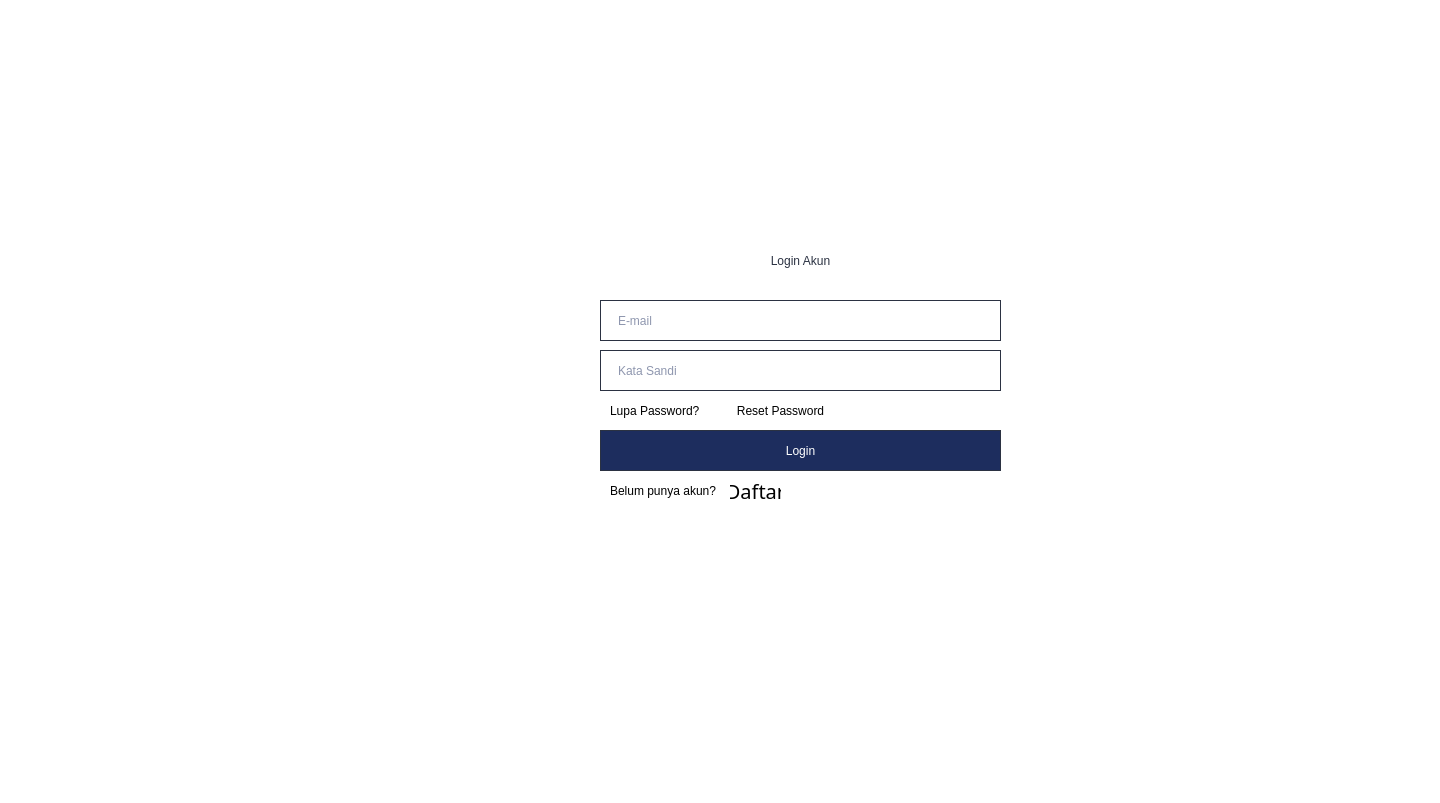
First picture: the form in login.ui, repository stellaribli/Tuciwir, before the edit.
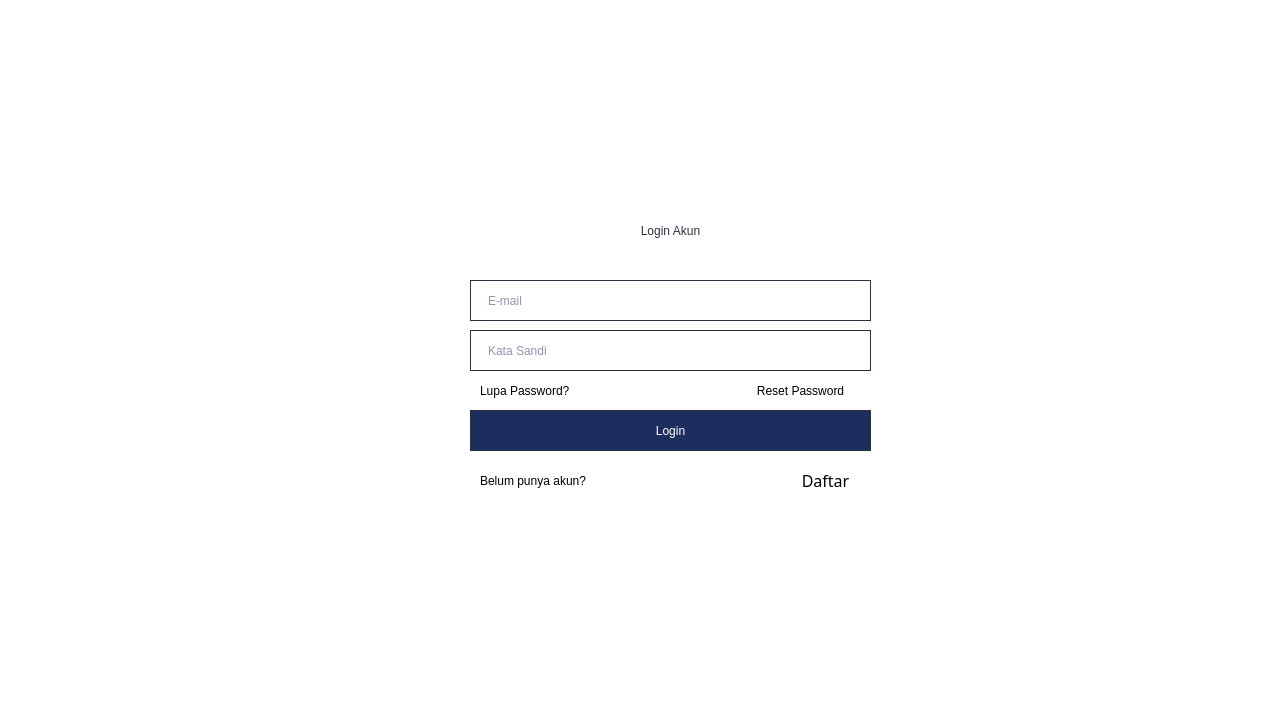
Second picture: the form after the edit.

Diff of the .ui file:
```diff
--- a/login.ui
+++ b/login.ui
@@ -6,8 +6,8 @@
    <rect>
     <x>0</x>
     <y>0</y>
-    <width>1440</width>
-    <height>803</height>
+    <width>1280</width>
+    <height>720</height>
    </rect>
   </property>
   <property name="windowTitle">
@@ -19,10 +19,10 @@
   <widget class="QLabel" name="label">
    <property name="geometry">
     <rect>
-     <x>670</x>
-     <y>240</y>
+     <x>540</x>
+     <y>200</y>
      <width>261</width>
-     <height>41</height>
+     <height>61</height>
     </rect>
    </property>
    <property name="styleSheet">
@@ -39,8 +39,8 @@
   <widget class="QLineEdit" name="email">
    <property name="geometry">
     <rect>
-     <x>600</x>
-     <y>300</y>
+     <x>470</x>
+     <y>280</y>
      <width>401</width>
      <height>41</height>
     </rect>
@@ -65,8 +65,8 @@
   <widget class="QLineEdit" name="password">
    <property name="geometry">
     <rect>
-     <x>600</x>
-     <y>350</y>
+     <x>470</x>
+     <y>330</y>
      <width>401</width>
      <height>41</height>
     </rect>
@@ -94,8 +94,8 @@
   <widget class="QPushButton" name="loginbutton">
    <property name="geometry">
     <rect>
-     <x>600</x>
-     <y>430</y>
+     <x>470</x>
+     <y>410</y>
      <width>401</width>
      <height>41</height>
     </rect>
@@ -120,9 +120,9 @@
   <widget class="QLabel" name="label_4">
    <property name="geometry">
     <rect>
-     <x>610</x>
-     <y>480</y>
-     <width>111</width>
+     <x>480</x>
+     <y>470</y>
+     <width>161</width>
      <height>21</height>
     </rect>
    </property>
@@ -138,8 +138,8 @@
   <widget class="QPushButton" name="createaccbutton">
    <property name="geometry">
     <rect>
-     <x>730</x>
-     <y>480</y>
+     <x>800</x>
+     <y>470</y>
      <width>51</width>
      <height>21</height>
     </rect>
@@ -147,7 +147,7 @@
    <property name="font">
     <font>
      <family>Mulish</family>
-     <pointsize>15</pointsize>
+     <pointsize>12</pointsize>
      <weight>50</weight>
      <italic>false</italic>
      <bold>false</bold>
@@ -165,8 +165,8 @@
   <widget class="QLabel" name="label_6">
    <property name="geometry">
     <rect>
-     <x>610</x>
-     <y>400</y>
+     <x>480</x>
+     <y>380</y>
      <width>131</width>
      <height>21</height>
     </rect>
@@ -183,8 +183,8 @@
   <widget class="QPushButton" name="loginaccbutton_3">
    <property name="geometry">
     <rect>
-     <x>720</x>
-     <y>400</y>
+     <x>740</x>
+     <y>380</y>
      <width>121</width>
      <height>21</height>
     </rect>
```
Left out of the diff: 4 changed lines with no effect on the pictures.
